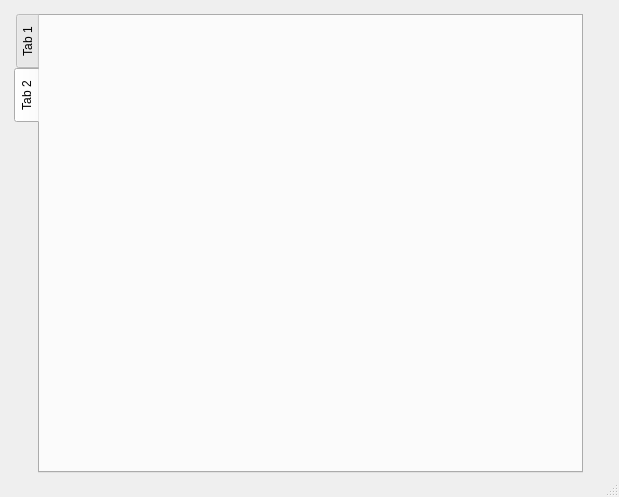
Above: ora/gui/demo.ui from appcell/OverwatchDataAnalysis before the change. Below: the same form after it.
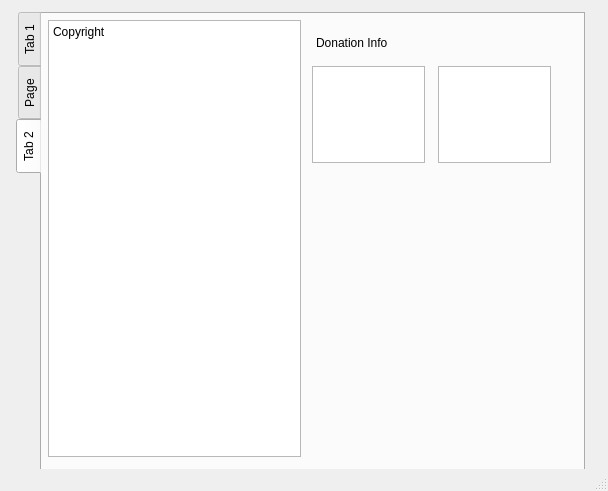
That is the form after the change. The open tabs and pages were chosen to show the change. Icons and pictures are not drawn.

What changed in the file:
```diff
--- a/ora/gui/demo.ui
+++ b/ora/gui/demo.ui
@@ -6,8 +6,8 @@
    <rect>
     <x>0</x>
     <y>0</y>
-    <width>619</width>
-    <height>497</height>
+    <width>608</width>
+    <height>491</height>
    </rect>
   </property>
   <property name="windowTitle">
@@ -17,10 +17,10 @@
    <widget class="QTabWidget" name="tabWidget">
     <property name="geometry">
      <rect>
-      <x>14</x>
-      <y>14</y>
+      <x>16</x>
+      <y>12</y>
       <width>569</width>
-      <height>459</height>
+      <height>461</height>
      </rect>
     </property>
     <property name="layoutDirection">
@@ -219,10 +219,106 @@
       </property>
      </widget>
     </widget>
+    <widget class="QWidget" name="tab_3">
+     <attribute name="title">
+      <string>Page</string>
+     </attribute>
+     <widget class="QLabel" name="label_3">
+      <property name="geometry">
+       <rect>
+        <x>12</x>
+        <y>10</y>
+        <width>217</width>
+        <height>37</height>
+       </rect>
+      </property>
+      <property name="font">
+       <font>
+        <family>Adobe Devanagari</family>
+        <pointsize>20</pointsize>
+       </font>
+      </property>
+      <property name="text">
+       <string>ORA Setting</string>
+      </property>
+     </widget>
+     <widget class="QLabel" name="label_4">
+      <property name="geometry">
+       <rect>
+        <x>16</x>
+        <y>128</y>
+        <width>93</width>
+        <height>16</height>
+       </rect>
+      </property>
+      <property name="text">
+       <string>Analyzer FPS</string>
+      </property>
+     </widget>
+     <widget class="QCheckBox" name="checkBox_4">
+      <property name="geometry">
+       <rect>
+        <x>14</x>
+        <y>152</y>
+        <width>255</width>
+        <height>16</height>
+       </rect>
+      </property>
+      <property name="text">
+       <string>Automatically check for update</string>
+      </property>
+     </widget>
+    </widget>
     <widget class="QWidget" name="tab_2">
      <attribute name="title">
       <string>Tab 2</string>
      </attribute>
+     <widget class="QPlainTextEdit" name="plainTextEdit">
+      <property name="geometry">
+       <rect>
+        <x>6</x>
+        <y>6</y>
+        <width>253</width>
+        <height>437</height>
+       </rect>
+      </property>
+      <property name="plainText">
+       <string>Copyright</string>
+      </property>
+     </widget>
+     <widget class="QGraphicsView" name="graphicsView">
+      <property name="geometry">
+       <rect>
+        <x>270</x>
+        <y>52</y>
+        <width>113</width>
+        <height>97</height>
+       </rect>
+      </property>
+     </widget>
+     <widget class="QGraphicsView" name="graphicsView_2">
+      <property name="geometry">
+       <rect>
+        <x>396</x>
+        <y>52</y>
+        <width>113</width>
+        <height>97</height>
+       </rect>
+      </property>
+     </widget>
+     <widget class="QLabel" name="label_2">
+      <property name="geometry">
+       <rect>
+        <x>274</x>
+        <y>8</y>
+        <width>103</width>
+        <height>41</height>
+       </rect>
+      </property>
+      <property name="text">
+       <string>Donation Info</string>
+      </property>
+     </widget>
     </widget>
    </widget>
   </widget>
```
Left out of the diff: 8 changed lines with no effect on the pictures.
